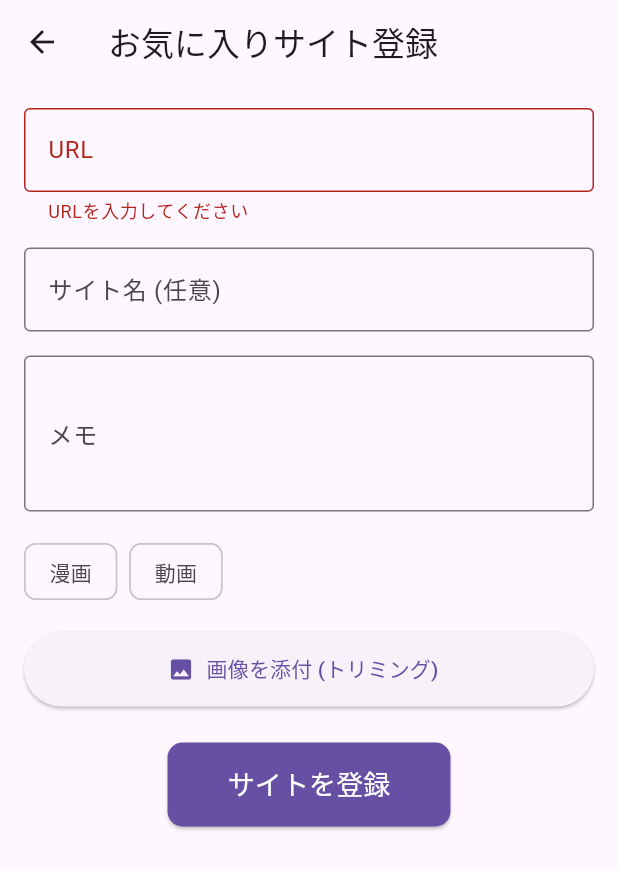
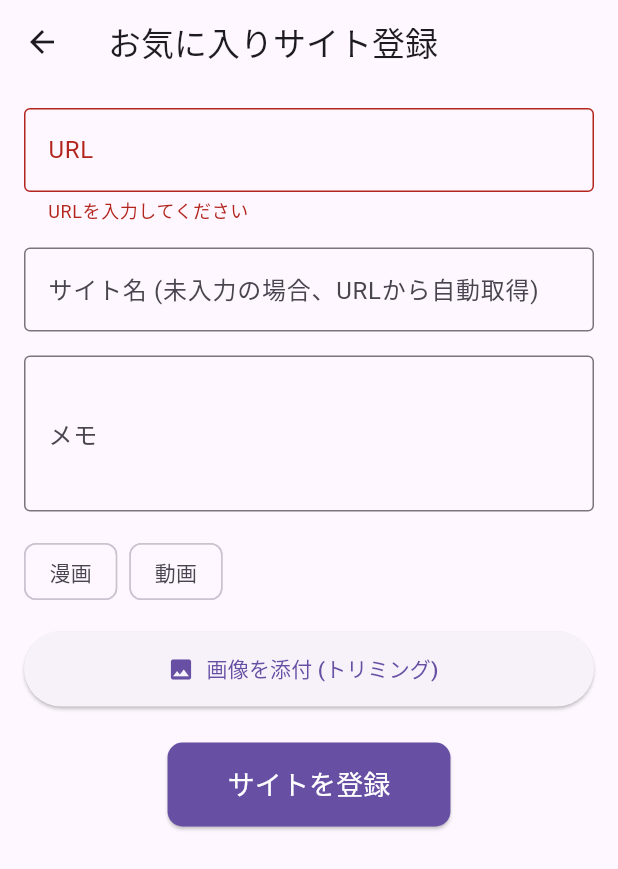
Before and after one commit to onpuuki/fujitake_app_new, a Flutter app: the FavoriteWebsiteRegistrationScreen screen opened directly, after a tap on "サイトを登録", on a phone screen of 412 x 824 dp. Shown: the top 869 px of the screen. Run offline on Flutter 3.47's test engine with Material 3 defaults, Android fonts, the light colour scheme and no system bars; our stand-ins replace cloud_firestore, firebase_auth, firebase_core, firebase_storage, flutter_datetime_picker_plus, image_cropper and 1 more; accounts and stored records are empty; network calls fail.

Commit message:
お気に入りサイト完成_new

```diff
--- a/lib/screens/favorite_website_registration_screen.dart
+++ b/lib/screens/favorite_website_registration_screen.dart
@@ -6,6 +6,8 @@ import 'package:cloud_firestore/cloud_firestore.dart';
 import 'package:image_picker/image_picker.dart';
 import 'package:image_cropper/image_cropper.dart'; // image_cropper をインポート
 import 'package:uuid/uuid.dart'; // ファイル名生成のためにUUIDをインポート
+import 'package:http/http.dart' as http; // HTTPリクエスト用
+import 'package:html/parser.dart' as htmlParser; // HTML解析用
 import '../models/favorite_website_model.dart';
 import '../services/firestore_service.dart';
 // import 'package:receive_sharing_intent/receive_sharing_intent.dart'; // 共有機能 - 一時的に無効化
@@ -71,7 +73,7 @@ class _FavoriteWebsiteRegistrationScreenState extends State<FavoriteWebsiteRegis
   }
   */
 
-  // URLから簡易的にタイトルを推測するヘルパー関数
+  // URLから簡易的にタイトルを推測するヘルパー関数 (既存)
   String _extractTitleFromUrl(String url) {
     try {
       final uri = Uri.parse(url);
@@ -81,6 +83,21 @@ class _FavoriteWebsiteRegistrationScreenState extends State<FavoriteWebsiteRegis
     } catch (e) {
       return ''; // パース失敗時は空文字列
     }
+  }
+
+  // URLからサイトのタイトルを非同期で取得する関数 (新規追加)
+  Future<String?> _fetchSiteTitle(String url) async {
+    try {
+      final response = await http.get(Uri.parse(url));
+      if (response.statusCode == 200) {
+        final document = htmlParser.parse(response.body);
+        final titleElement = document.querySelector('title');
+        return titleElement?.text.trim();
+      }
+    } catch (e) {
+      print('サイトタイトルの取得に失敗しました: $e');
+    }
+    return null; // 取得失敗またはタイトルなしの場合
   }
 
   // 画像を選択し、トリミングを行う
@@ -127,12 +144,12 @@ class _FavoriteWebsiteRegistrationScreenState extends State<FavoriteWebsiteRegis
     }
 
     // MEMO: 添付した画像の自動削除について
-    // OSのプライバシー制約により、アプリがユーザーのギャラリーから直接画像を自動削除することは非常に困難です。
-    // Android 10+ や iOS 14+ では、アプリがギャラリーの画像を直接削除するには特別な権限やユーザーの同意が必要です。
-    // ImagePickerで取得される画像は、通常はアプリのキャッシュディレクトリに一時的に保存されるため、
-    // アプリが終了すると自動的に削除されることが多いですが、ユーザーがギャラリーから「元の画像」を選択した場合、
-    // その元の画像をアプリが直接削除することはできません。
-    // そのため、ここではユーザーに削除を促すメッセージを表示するなどの代替手段を検討してください。
+    // OSのプライバシー制約（Android 10+ / iOS 14+）により、アプリがユーザーのギャラリーから直接元の画像を自動削除することは、
+    // 非常に困難であり、通常はユーザーの明示的な許可や特別な権限が必要となります。
+    // ImagePickerで取得されるファイルパスは、多くの場合アプリの一時キャッシュディレクトリ内のファイルを指しており、
+    // アプリが終了すると自動的に削除されることが期待されます。
+    // しかし、ユーザーがギャラリーから選択した「元の画像」自体をアプリが削除することは、セキュリティ上の理由から直接はできません。
+    // そのため、この機能は実装せず、ユーザーに手動での削除を促す形となります。
     // 例: ScaffoldMessenger.of(context).showSnackBar(SnackBar(content: Text('元の画像はギャラリーから手動で削除してください。')));
   }
 
@@ -169,8 +186,13 @@ class _FavoriteWebsiteRegistrationScreenState extends State<FavoriteWebsiteRegis
         imageUrl = null;
       }
 
-      // サイト名が空の場合、「無題」を設定
-      final String siteTitle = _titleController.text.isEmpty ? '無題' : _titleController.text;
+      String siteTitle = _titleController.text.trim(); // 入力されたサイト名を取得し、前後の空白を削除
+
+      // サイト名が空の場合、URLからタイトルを取得
+      if (siteTitle.isEmpty) {
+        final fetchedTitle = await _fetchSiteTitle(_urlController.text);
+        siteTitle = fetchedTitle ?? '無題'; // 取得できなければ「無題」
+      }
 
       final website = FavoriteWebsite(
         id: widget.websiteToEdit?.id, // 編集の場合はIDを渡す
@@ -247,16 +269,10 @@ class _FavoriteWebsiteRegistrationScreenState extends State<FavoriteWebsiteRegis
                     TextFormField(
                       controller: _titleController,
                       decoration: const InputDecoration(
-                        labelText: 'サイト名 (任意)', // ラベルを「任意」に変更
+                        labelText: 'サイト名 (未入力の場合、URLから自動取得)', // ラベルを更新
                         border: OutlineInputBorder(),
                       ),
-                      // サイト名は必須ではなくなったため、validatorを削除または修正
-                      // validator: (value) {
-                      //   if (value == null || value.isEmpty) {
-                      //     return 'サイト名を入力してください';
-                      //   }
-                      //   return null;
-                      // },
+                      // サイト名は必須ではなくなったため、validatorを削除
                     ),
                     const SizedBox(height: 16),
                     TextFormField(
--- a/pubspec.yaml
+++ b/pubspec.yaml
@@ -45,6 +45,9 @@ dependencies:
   url_launcher: ^6.3.2
   # receive_sharing_intent: ^1.8.1 # 共有機能は一時的に無効化
   image_cropper: ^9.1.0 # ここに最新バージョンを記述
+   # 新しく追加するパッケージ
+  http: ^1.2.0 # HTTPリクエスト用
+  html: ^0.15.4 # HTML解析用
   # --- ここまで追加 ---
 
 dev_dependencies:
```
Also changed, not shown: pubspec.lock, 2 other files.
